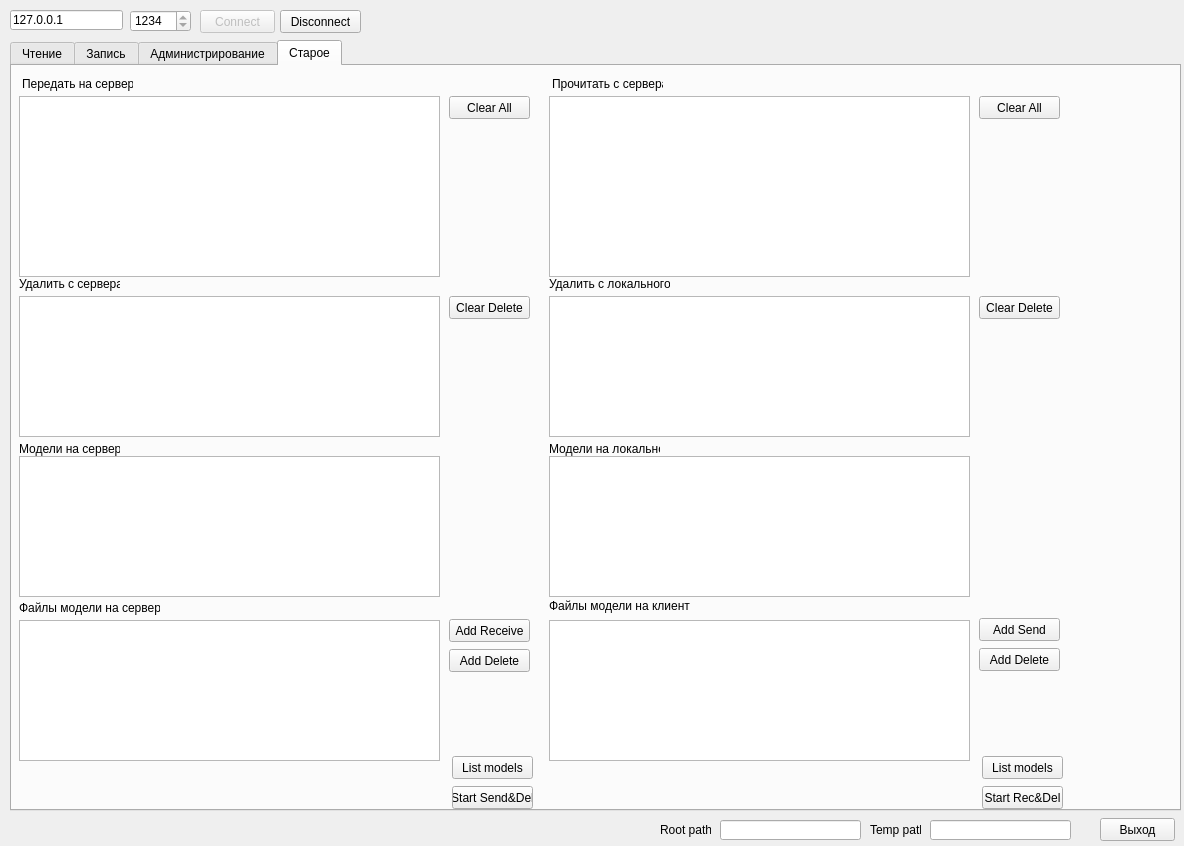
Qt form Socket_Client_v5/Dialogs/MainForm.ui (Balog/Synchonization) before a commit.
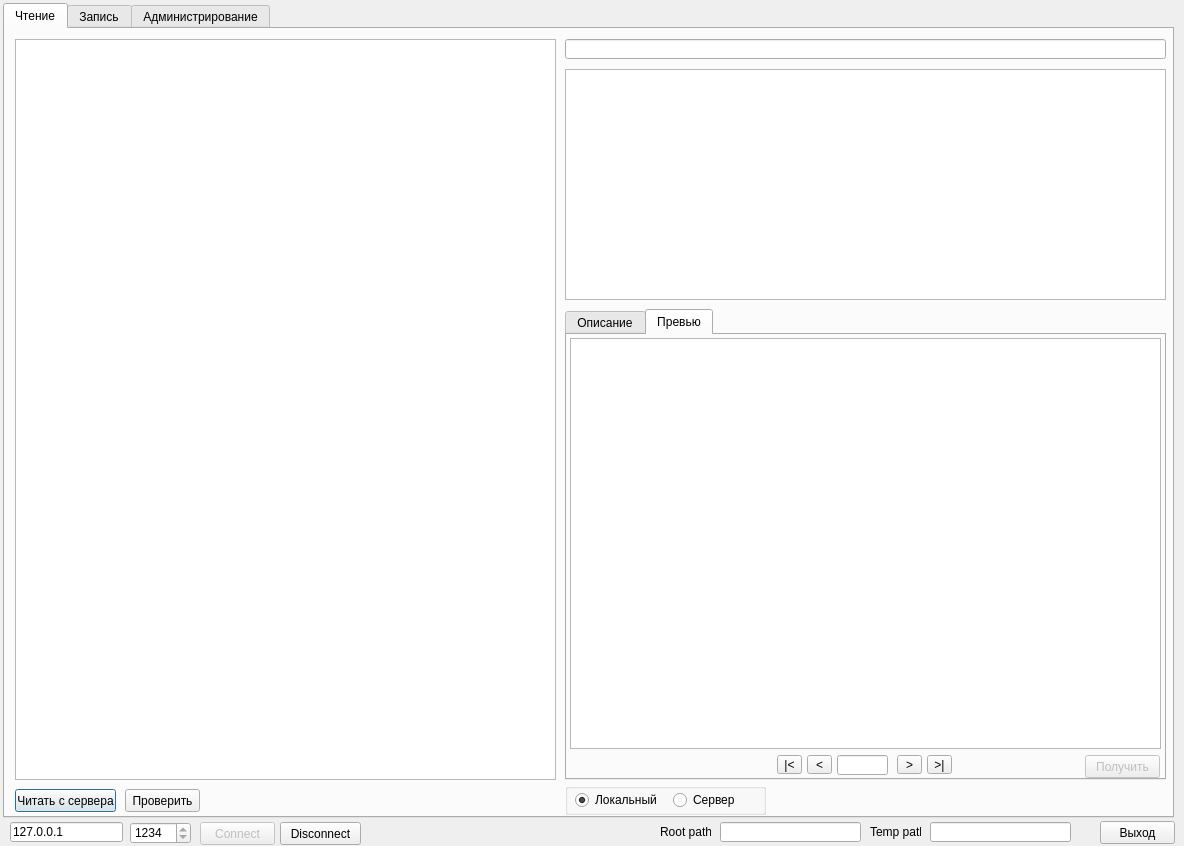
The same form after that commit. The open tabs and pages were chosen to show the change.

What changed in the file:
```diff
--- a/Socket_Client_v5/Dialogs/MainForm.ui
+++ b/Socket_Client_v5/Dialogs/MainForm.ui
@@ -35,7 +35,7 @@
    <property name="geometry">
     <rect>
      <x>720</x>
-     <y>820</y>
+     <y>822</y>
      <width>141</width>
      <height>20</height>
     </rect>
@@ -51,7 +51,7 @@
    <property name="geometry">
     <rect>
      <x>660</x>
-     <y>822</y>
+     <y>824</y>
      <width>51</width>
      <height>16</height>
     </rect>
@@ -60,75 +60,11 @@
     <string>Root path</string>
    </property>
   </widget>
-  <widget class="QPushButton" name="pbConnect">
-   <property name="enabled">
-    <bool>false</bool>
-   </property>
-   <property name="geometry">
-    <rect>
-     <x>200</x>
-     <y>10</y>
-     <width>75</width>
-     <height>23</height>
-    </rect>
-   </property>
-   <property name="text">
-    <string>Connect</string>
-   </property>
-  </widget>
-  <widget class="QLineEdit" name="leAddr">
-   <property name="geometry">
-    <rect>
-     <x>10</x>
-     <y>10</y>
-     <width>113</width>
-     <height>20</height>
-    </rect>
-   </property>
-   <property name="text">
-    <string>127.0.0.1</string>
-   </property>
-   <property name="readOnly">
-    <bool>true</bool>
-   </property>
-  </widget>
-  <widget class="QSpinBox" name="sbPort">
-   <property name="geometry">
-    <rect>
-     <x>130</x>
-     <y>10</y>
-     <width>61</width>
-     <height>22</height>
-    </rect>
-   </property>
-   <property name="readOnly">
-    <bool>true</bool>
-   </property>
-   <property name="maximum">
-    <number>9999</number>
-   </property>
-   <property name="value">
-    <number>1234</number>
-   </property>
-  </widget>
-  <widget class="QPushButton" name="pbDisconnect">
-   <property name="geometry">
-    <rect>
-     <x>280</x>
-     <y>10</y>
-     <width>81</width>
-     <height>23</height>
-    </rect>
-   </property>
-   <property name="text">
-    <string>Disconnect</string>
-   </property>
-  </widget>
   <widget class="QLabel" name="label_2">
    <property name="geometry">
     <rect>
      <x>870</x>
-     <y>822</y>
+     <y>824</y>
      <width>51</width>
      <height>16</height>
     </rect>
@@ -141,7 +77,7 @@
    <property name="geometry">
     <rect>
      <x>930</x>
-     <y>820</y>
+     <y>822</y>
      <width>141</width>
      <height>20</height>
     </rect>
@@ -156,10 +92,10 @@
   <widget class="QTabWidget" name="tabWidget">
    <property name="geometry">
     <rect>
-     <x>10</x>
-     <y>40</y>
+     <x>3</x>
+     <y>3</y>
      <width>1171</width>
-     <height>771</height>
+     <height>815</height>
     </rect>
    </property>
    <property name="sizePolicy">
@@ -171,17 +107,17 @@
    <property name="minimumSize">
     <size>
      <width>1171</width>
-     <height>771</height>
+     <height>815</height>
     </size>
    </property>
    <property name="maximumSize">
     <size>
      <width>1171</width>
-     <height>771</height>
+     <height>815</height>
     </size>
    </property>
    <property name="currentIndex">
-    <number>2</number>
+    <number>0</number>
    </property>
    <widget class="QWidget" name="tab_4">
     <attribute name="title">
@@ -193,7 +129,7 @@
        <x>10</x>
        <y>10</y>
        <width>541</width>
-       <height>701</height>
+       <height>741</height>
       </rect>
      </property>
      <property name="horizontalScrollBarPolicy">
@@ -204,7 +140,7 @@
      <property name="geometry">
       <rect>
        <x>10</x>
-       <y>718</y>
+       <y>760</y>
        <width>101</width>
        <height>23</height>
       </rect>
@@ -217,7 +153,7 @@
      <property name="geometry">
       <rect>
        <x>120</x>
-       <y>718</y>
+       <y>760</y>
        <width>75</width>
        <height>23</height>
       </rect>
@@ -226,30 +162,17 @@
       <string>Проверить</string>
      </property>
     </widget>
-    <widget class="QPushButton" name="pbBuildRead">
-     <property name="geometry">
-      <rect>
-       <x>220</x>
-       <y>718</y>
-       <width>111</width>
-       <height>23</height>
-      </rect>
-     </property>
-     <property name="text">
-      <string>Построить дерево</string>
-     </property>
-    </widget>
     <widget class="QTabWidget" name="tabWidget_2">
      <property name="geometry">
       <rect>
        <x>560</x>
        <y>280</y>
        <width>601</width>
-       <height>431</height>
+       <height>471</height>
       </rect>
      </property>
      <property name="currentIndex">
-      <number>0</number>
+      <number>1</number>
      </property>
      <widget class="QWidget" name="tab_5">
       <attribute name="title">
@@ -261,7 +184,7 @@
          <x>3</x>
          <y>3</y>
          <width>591</width>
-         <height>399</height>
+         <height>441</height>
         </rect>
        </property>
       </widget>
@@ -276,7 +199,7 @@
          <x>3</x>
          <y>3</y>
          <width>591</width>
-         <height>371</height>
+         <height>411</height>
         </rect>
        </property>
       </widget>
@@ -284,7 +207,7 @@
        <property name="geometry">
         <rect>
          <x>270</x>
-         <y>380</y>
+         <y>420</y>
          <width>51</width>
          <height>20</height>
         </rect>
@@ -300,7 +223,7 @@
        <property name="geometry">
         <rect>
          <x>240</x>
-         <y>380</y>
+         <y>420</y>
          <width>25</width>
          <height>19</height>
         </rect>
@@ -313,7 +236,7 @@
        <property name="geometry">
         <rect>
          <x>210</x>
-         <y>380</y>
+         <y>420</y>
          <width>25</width>
          <height>19</height>
         </rect>
@@ -326,7 +249,7 @@
        <property name="geometry">
         <rect>
          <x>360</x>
-         <y>380</y>
+         <y>420</y>
          <width>25</width>
          <height>19</height>
         </rect>
@@ -339,7 +262,7 @@
        <property name="geometry">
         <rect>
          <x>330</x>
-         <y>380</y>
+         <y>420</y>
          <width>25</width>
          <height>19</height>
         </rect>
@@ -355,7 +278,7 @@
        <property name="geometry">
         <rect>
          <x>518</x>
-         <y>380</y>
+         <y>420</y>
          <width>75</width>
          <height>23</height>
         </rect>
@@ -383,7 +306,7 @@
      <property name="geometry">
       <rect>
        <x>560</x>
-       <y>713</y>
+       <y>754</y>
        <width>201</width>
        <height>32</height>
       </rect>
@@ -395,7 +318,7 @@
       <property name="geometry">
        <rect>
         <x>10</x>
-        <y>7</y>
+        <y>8</y>
         <width>82</width>
         <height>18</height>
        </rect>
@@ -411,7 +334,7 @@
       <property name="geometry">
        <rect>
         <x>108</x>
-        <y>7</y>
+        <y>8</y>
         <width>82</width>
         <height>18</height>
        </rect>
@@ -449,7 +372,7 @@
      <property name="geometry">
       <rect>
        <x>10</x>
-       <y>718</y>
+       <y>760</y>
        <width>101</width>
        <height>23</height>
       </rect>
@@ -458,26 +381,13 @@
       <string>Писать на сервер</string>
      </property>
     </widget>
-    <widget class="QPushButton" name="pbBuildWrite">
-     <property name="geometry">
-      <rect>
-       <x>220</x>
-       <y>718</y>
-       <width>111</width>
-       <height>23</height>
-      </rect>
-     </property>
-     <property name="text">
-      <string>Построить дерево</string>
-     </property>
-    </widget>
     <widget class="QTreeView" name="tvWrite">
      <property name="geometry">
       <rect>
        <x>10</x>
        <y>10</y>
        <width>541</width>
-       <height>701</height>
+       <height>741</height>
       </rect>
      </property>
     </widget>
@@ -485,7 +395,7 @@
      <property name="geometry">
       <rect>
        <x>120</x>
-       <y>718</y>
+       <y>760</y>
        <width>75</width>
        <height>23</height>
       </rect>
@@ -500,11 +410,11 @@
        <x>560</x>
        <y>280</y>
        <width>601</width>
-       <height>431</height>
+       <height>471</height>
       </rect>
      </property>
      <property name="currentIndex">
-      <number>0</number>
+      <number>1</number>
      </property>
      <widget class="QWidget" name="tab_7">
       <attribute name="title">
@@ -516,7 +426,7 @@
          <x>3</x>
          <y>3</y>
          <width>591</width>
-         <height>399</height>
+         <height>441</height>
         </rect>
        </property>
       </widget>
@@ -531,7 +441,7 @@
          <x>3</x>
          <y>3</y>
          <width>591</width>
-         <height>371</height>
+         <height>411</height>
         </rect>
        </property>
       </widget>
@@ -539,7 +449,7 @@
        <property name="geometry">
         <rect>
          <x>270</x>
-         <y>380</y>
+         <y>420</y>
          <width>51</width>
          <height>20</height>
         </rect>
@@ -555,7 +465,7 @@
        <property name="geometry">
         <rect>
          <x>240</x>
-         <y>380</y>
+         <y>420</y>
          <width>25</width>
          <height>19</height>
         </rect>
@@ -568,7 +478,7 @@
        <property name="geometry">
         <rect>
          <x>210</x>
-         <y>380</y>
+         <y>420</y>
          <width>25</width>
          <height>19</height>
         </rect>
@@ -581,7 +491,7 @@
        <property name="geometry">
         <rect>
          <x>360</x>
-         <y>380</y>
+         <y>420</y>
          <width>25</width>
          <height>19</height>
         </rect>
@@ -594,7 +504,7 @@
        <property name="geometry">
         <rect>
          <x>330</x>
-         <y>380</y>
+         <y>420</y>
          <width>25</width>
          <height>19</height>
         </rect>
@@ -610,7 +520,7 @@
        <property name="geometry">
         <rect>
          <x>518</x>
-         <y>380</y>
+         <y>420</y>
          <width>75</width>
          <height>23</height>
         </rect>
@@ -657,7 +567,7 @@
      <property name="geometry">
       <rect>
        <x>560</x>
-       <y>713</y>
+       <y>754</y>
        <width>201</width>
        <height>32</height>
       </rect>
@@ -669,7 +579,7 @@
       <property name="geometry">
        <rect>
         <x>10</x>
-        <y>7</y>
+        <y>8</y>
         <width>82</width>
         <height>18</height>
        </rect>
@@ -685,7 +595,7 @@
       <property name="geometry">
        <rect>
         <x>108</x>
-        <y>7</y>
+        <y>8</y>
         <width>82</width>
         <height>18</height>
        </rect>
@@ -807,357 +717,12 @@
      </property>
     </widget>
    </widget>
-   <widget class="QWidget" name="tab">
-    <attribute name="title">
-     <string>Старое</string>
-    </attribute>
-    <widget class="QPushButton" name="pbLocalListFiles">
-     <property name="geometry">
-      <rect>
-       <x>970</x>
-       <y>690</y>
-       <width>81</width>
-       <height>23</height>
-      </rect>
-     </property>
-     <property name="text">
-      <string>List models</string>
-     </property>
-    </widget>
-    <widget class="QLabel" name="label_9">
-     <property name="geometry">
-      <rect>
-       <x>7</x>
-       <y>534</y>
-       <width>141</width>
-       <height>16</height>
-      </rect>
-     </property>
-     <property name="text">
-      <string>Файлы модели на сервере</string>
-     </property>
-    </widget>
-    <widget class="QLabel" name="label_7">
-     <property name="geometry">
-      <rect>
-       <x>537</x>
-       <y>375</y>
-       <width>111</width>
-       <height>16</height>
-      </rect>
-     </property>
-     <property name="text">
-      <string>Модели на локальном</string>
-     </property>
-    </widget>
-    <widget class="QListView" name="lvLocalListFiles">
-     <property name="geometry">
-      <rect>
-       <x>537</x>
-       <y>554</y>
-       <width>421</width>
-       <height>141</height>
-      </rect>
-     </property>
-    </widget>
-    <widget class="QListView" name="lwListModels">
-     <property name="geometry">
-      <rect>
-       <x>7</x>
-       <y>390</y>
-       <width>421</width>
-       <height>141</height>
-      </rect>
-     </property>
-    </widget>
-    <widget class="QPushButton" name="pbAddDelete">
-     <property name="geometry">
-      <rect>
-       <x>437</x>
-       <y>583</y>
-       <width>81</width>
-       <height>23</height>
-      </rect>
-     </property>
-     <property name="text">
-      <string>Add Delete</string>
-     </property>
-    </widget>
-    <widget class="QPushButton" name="pbListFiles">
-     <property name="geometry">
-      <rect>
-       <x>440</x>
-       <y>690</y>
-       <width>81</width>
-       <height>23</height>
-      </rect>
-     </property>
-     <property name="text">
-      <string>List models</string>
-     </property>
-    </widget>
-    <widget class="QLabel" name="label_5">
-     <property name="geometry">
-      <rect>
-       <x>7</x>
-       <y>375</y>
-       <width>101</width>
-       <height>16</height>
-      </rect>
-     </property>
-     <property name="text">
-      <string>Модели на сервере</string>
-     </property>
-    </widget>
-    <widget class="QPushButton" name="pbClearDelete">
-     <property name="geometry">
-      <rect>
-       <x>437</x>
-       <y>230</y>
-       <width>81</width>
-       <height>23</height>
-      </rect>
-     </property>
-     <property name="text">
-      <string>Clear Delete</string>
-     </property>
-    </widget>
-    <widget class="QListView" name="lvDeletingFiles">
-     <property name="geometry">
-      <rect>
-       <x>7</x>
-       <y>230</y>
-       <width>421</width>
-       <height>141</height>
-      </rect>
-     </property>
-    </widget>
-    <widget class="QListView" name="lvReceiveFiles">
-     <property name="geometry">
-      <rect>
-       <x>537</x>
-       <y>30</y>
-       <width>421</width>
-       <height>181</height>
-      </rect>
-     </property>
-    </widget>
-    <widget class="QPushButton" name="pbClearAll">
-     <property name="geometry">
-      <rect>
-       <x>437</x>
-       <y>30</y>
-       <width>81</width>
-       <height>23</height>
-      </rect>
-     </property>
-     <property name="text">
-      <string>Clear All</string>
-     </property>
-    </widget>
-    <widget class="QPushButton" name="pbAddReceive">
-     <property name="geometry">
-      <rect>
-       <x>437</x>
-       <y>553</y>
-       <width>81</width>
-       <height>23</height>
-      </rect>
-     </property>
-     <property name="text">
-      <string>Add Receive</string>
-     </property>
-    </widget>
-    <widget class="QLabel" name="label_4">
-     <property name="geometry">
-      <rect>
-       <x>7</x>
-       <y>210</y>
-       <width>101</width>
-       <height>16</height>
-      </rect>
-     </property>
-     <property name="text">
-      <string>Удалить с сервера</string>
-     </property>
-    </widget>
-    <widget class="QPushButton" name="pbStartReceive">
-     <property name="geometry">
-      <rect>
-       <x>970</x>
-       <y>720</y>
-       <width>81</width>
-       <height>23</height>
-      </rect>
-     </property>
-     <property name="text">
-      <string>Start Rec&amp;&amp;Del</string>
-     </property>
-    </widget>
-    <widget class="QListView" name="lwLocalListModels">
-     <property name="geometry">
-      <rect>
-       <x>537</x>
-       <y>390</y>
-       <width>421</width>
-       <height>141</height>
-      </rect>
-     </property>
-    </widget>
-    <widget class="QPushButton" name="pbAddSend">
-     <property name="geometry">
-      <rect>
-       <x>967</x>
-       <y>552</y>
-       <width>81</width>
-       <height>23</height>
-      </rect>
-     </property>
-     <property name="text">
-      <string>Add Send</string>
-     </property>
-    </widget>
-    <widget class="QLabel" name="label_10">
-     <property name="geometry">
-      <rect>
-       <x>537</x>
-       <y>532</y>
-       <width>141</width>
-       <height>16</height>
-      </rect>
-     </property>
-     <property name="text">
-      <string>Файлы модели на клиенте</string>
-     </property>
-    </widget>
-    <widget class="QListView" name="lvLocalDeletingFiles">
-     <property name="geometry">
-      <rect>
-       <x>537</x>
-       <y>230</y>
-       <width>421</width>
-       <height>141</height>
-      </rect>
-     </property>
-    </widget>
-    <widget class="QLabel" name="label_8">
-     <property name="geometry">
-      <rect>
-       <x>537</x>
-       <y>210</y>
-       <width>121</width>
-       <height>16</height>
-      </rect>
-     </property>
-     <property name="text">
-      <string>Удалить с локального</string>
-     </property>
-    </widget>
-    <widget class="QPushButton" name="pbAddLocalDelete">
-     <property name="geometry">
-      <rect>
-       <x>967</x>
-       <y>582</y>
-       <width>81</width>
-       <height>23</height>
-      </rect>
-     </property>
-     <property name="text">
-      <string>Add Delete</string>
-     </property>
-    </widget>
-    <widget class="QListView" name="lvListFiles">
-     <property name="geometry">
-      <rect>
-       <x>7</x>
-       <y>554</y>
-       <width>421</width>
-       <height>141</height>
-      </rect>
-     </property>
-    </widget>
-    <widget class="QPushButton" name="pbStartSend">
-     <property name="geometry">
-      <rect>
-       <x>440</x>
-       <y>720</y>
-       <width>81</width>
-       <height>23</height>
-      </rect>
-     </property>
-     <property name="text">
-      <string>Start Send&amp;&amp;Del</string>
-     </property>
-    </widget>
-    <widget class="QLabel" name="label_3">
-     <property name="geometry">
-      <rect>
-       <x>10</x>
-       <y>10</y>
-       <width>111</width>
-       <height>16</height>
-      </rect>
-     </property>
-     <property name="text">
-      <string>Передать на сервер</string>
-     </property>
-    </widget>
-    <widget class="QPushButton" name="pbClearDeleteLocal">
-     <property name="geometry">
-      <rect>
-       <x>967</x>
-       <y>230</y>
-       <width>81</width>
-       <height>23</height>
-      </rect>
-     </property>
-     <property name="text">
-      <string>Clear Delete</string>
-     </property>
-    </widget>
-    <widget class="QListView" name="lvSendingFiles">
-     <property name="geometry">
-      <rect>
-       <x>7</x>
-       <y>30</y>
-       <width>421</width>
-       <height>181</height>
-      </rect>
-     </property>
-    </widget>
-    <widget class="QPushButton" name="pbClearReceiveAll">
-     <property name="geometry">
-      <rect>
-       <x>967</x>
-       <y>30</y>
-       <width>81</width>
-       <height>23</height>
-      </rect>
-     </property>
-     <property name="text">
-      <string>Clear All</string>
-     </property>
-    </widget>
-    <widget class="QLabel" name="label_6">
-     <property name="geometry">
-      <rect>
-       <x>540</x>
-       <y>10</y>
-       <width>111</width>
-       <height>16</height>
-      </rect>
-     </property>
-     <property name="text">
-      <string>Прочитать с сервера</string>
-     </property>
-    </widget>
-   </widget>
   </widget>
   <widget class="QPushButton" name="pbExit">
    <property name="geometry">
     <rect>
      <x>1100</x>
-     <y>818</y>
+     <y>821</y>
      <width>75</width>
      <height>23</height>
     </rect>
@@ -1166,6 +731,70 @@
     <string>Выход</string>
    </property>
   </widget>
+  <widget class="QSpinBox" name="sbPort">
+   <property name="geometry">
+    <rect>
+     <x>130</x>
+     <y>822</y>
+     <width>61</width>
+     <height>22</height>
+    </rect>
+   </property>
+   <property name="readOnly">
+    <bool>true</bool>
+   </property>
+   <property name="maximum">
+    <number>9999</number>
+   </property>
+   <property name="value">
+    <number>1234</number>
+   </property>
+  </widget>
+  <widget class="QPushButton" name="pbConnect">
+   <property name="enabled">
+    <bool>false</bool>
+   </property>
+   <property name="geometry">
+    <rect>
+     <x>200</x>
+     <y>822</y>
+     <width>75</width>
+     <height>23</height>
+    </rect>
+   </property>
+   <property name="text">
+    <string>Connect</string>
+   </property>
+  </widget>
+  <widget class="QLineEdit" name="leAddr">
+   <property name="geometry">
+    <rect>
+     <x>10</x>
+     <y>822</y>
+     <width>113</width>
+     <height>20</height>
+    </rect>
+   </property>
+   <property name="text">
+    <string>127.0.0.1</string>
+   </property>
+   <property name="readOnly">
+    <bool>true</bool>
+   </property>
+  </widget>
+  <widget class="QPushButton" name="pbDisconnect">
+   <property name="geometry">
+    <rect>
+     <x>280</x>
+     <y>822</y>
+     <width>81</width>
+     <height>23</height>
+    </rect>
+   </property>
+   <property name="text">
+    <string>Disconnect</string>
+   </property>
+  </widget>
  </widget>
  <resources/>
  <connections>
```
Left out of the diff: 328 changed lines with no effect on the pictures.
